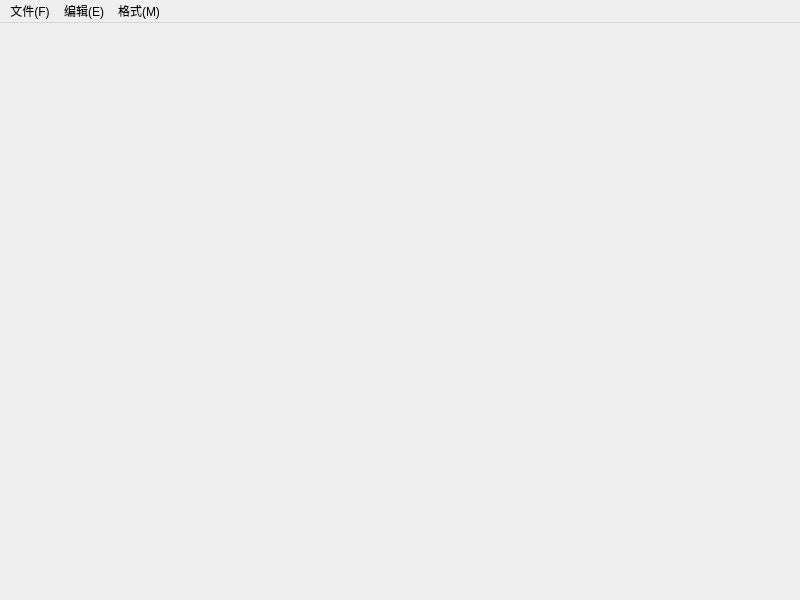
This is 20200411/QMainWindow与QAction/ui_mainWindow.ui in Aimee888/Operate-system as Qt 5 draws it before an edit. The edited form follows.
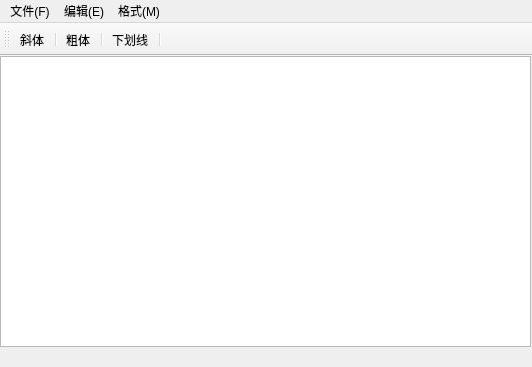
This is the edited form. Icons and pictures are not drawn.

The edit to the form file:
```diff
--- a/20200411/QMainWindow与QAction/ui_mainWindow.ui
+++ b/20200411/QMainWindow与QAction/ui_mainWindow.ui
@@ -6,20 +6,36 @@
    <rect>
     <x>0</x>
     <y>0</y>
-    <width>800</width>
-    <height>600</height>
+    <width>532</width>
+    <height>367</height>
    </rect>
   </property>
   <property name="windowTitle">
    <string>MainWindow</string>
   </property>
-  <widget class="QWidget" name="centralwidget"/>
+  <widget class="QWidget" name="centralwidget">
+   <widget class="QPlainTextEdit" name="plainTextEdit">
+    <property name="geometry">
+     <rect>
+      <x>0</x>
+      <y>0</y>
+      <width>531</width>
+      <height>291</height>
+     </rect>
+    </property>
+    <property name="font">
+     <font>
+      <pointsize>18</pointsize>
+     </font>
+    </property>
+   </widget>
+  </widget>
   <widget class="QMenuBar" name="menubar">
    <property name="geometry">
     <rect>
      <x>0</x>
      <y>0</y>
-     <width>800</width>
+     <width>532</width>
      <height>21</height>
     </rect>
    </property>
@@ -42,6 +58,71 @@
    <addaction name="menu_2"/>
    <addaction name="menu_3"/>
   </widget>
+  <widget class="QToolBar" name="toolBar">
+   <property name="windowTitle">
+    <string>toolBar</string>
+   </property>
+   <property name="toolButtonStyle">
+    <enum>Qt::ToolButtonIconOnly</enum>
+   </property>
+   <attribute name="toolBarArea">
+    <enum>TopToolBarArea</enum>
+   </attribute>
+   <attribute name="toolBarBreak">
+    <bool>false</bool>
+   </attribute>
+   <addaction name="actFont_Italic"/>
+   <addaction name="separator"/>
+   <addaction name="actFont_Bold"/>
+   <addaction name="separator"/>
+   <addaction name="actFont_Underline"/>
+   <addaction name="separator"/>
+  </widget>
+  <action name="actFont_Italic">
+   <property name="checkable">
+    <bool>true</bool>
+   </property>
+   <property name="icon">
+    <iconset>
+     <normaloff>icons/images/Italic.jpg</normaloff>icons/images/Italic.jpg</iconset>
+   </property>
+   <property name="text">
+    <string>斜体</string>
+   </property>
+   <property name="toolTip">
+    <string>&lt;html&gt;&lt;head/&gt;&lt;body&gt;&lt;p&gt;&lt;span style=&quot; font-style:italic;&quot;&gt;斜体&lt;/span&gt;&lt;/p&gt;&lt;/body&gt;&lt;/html&gt;</string>
+   </property>
+  </action>
+  <action name="actFont_Bold">
+   <property name="checkable">
+    <bool>true</bool>
+   </property>
+   <property name="icon">
+    <iconset>
+     <normaloff>icons/images/Bold.jpg</normaloff>icons/images/Bold.jpg</iconset>
+   </property>
+   <property name="text">
+    <string>粗体</string>
+   </property>
+   <property name="toolTip">
+    <string>加粗</string>
+   </property>
+  </action>
+  <action name="actFont_Underline">
+   <property name="checkable">
+    <bool>true</bool>
+   </property>
+   <property name="icon">
+    <iconset>
+     <normaloff>icons/images/underline.jpg</normaloff>icons/images/underline.jpg</iconset>
+   </property>
+   <property name="text">
+    <string>下划线</string>
+   </property>
+   <property name="toolTip">
+    <string>下划线</string>
+   </property>
+  </action>
  </widget>
  <resources/>
  <connections/>
```
